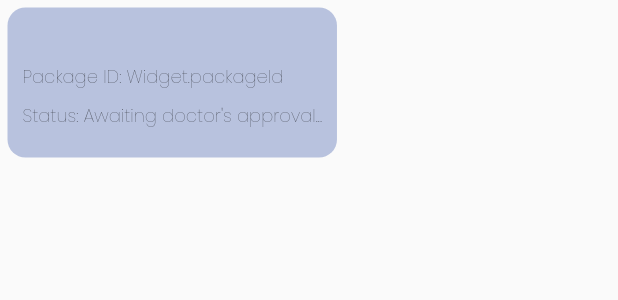
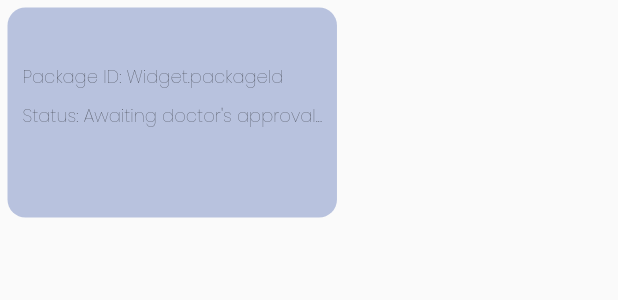
Before and after one commit to aakashpothepalli/Team_EDITH, a Flutter app: the HistoryCard widget shown alone on an empty page, opened directly with empty values, on a phone screen of 412 x 824 dp. Shown: the top 300 px of the screen. Run offline on Flutter 3.47's test engine with Material 2 defaults, Android fonts, the light colour scheme and no system bars; our stand-ins replace dio, get_it, google_fonts; network calls fail.

Commit message:
Minor changes

```diff
--- a/swasth/lib/modules/components/historycard.dart
+++ b/swasth/lib/modules/components/historycard.dart
@@ -30,7 +30,7 @@ class _HistoryCardState extends State<HistoryCard> {
       child: Container(
         margin: const EdgeInsets.all(5.0),
         padding: EdgeInsets.all(10),
-        height: 100,
+        height: 140,
         decoration: BoxDecoration(
             borderRadius: BorderRadius.circular(12.0),
             color: !widget.isComplete
@@ -55,9 +55,12 @@ class _HistoryCardState extends State<HistoryCard> {
                     decoration: BoxDecoration(
                         borderRadius: BorderRadius.circular(12.0),
                         color: Palette.yellow),
-                    height: 50,
+                    height: 30,
                     width: 100,
-                    child: Text('Rate'),
+                    child: Text(
+                      'Rate',
+                      style: regularTextStyle.copyWith(fontSize: 9),
+                    ),
                   )
                 : Text(
                     widget.isConfirmed
```
